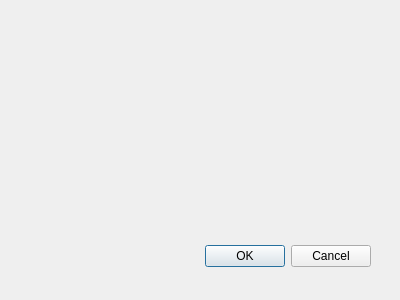
Qt form client/logindialog.ui (gitjip/microtrade) before a commit.
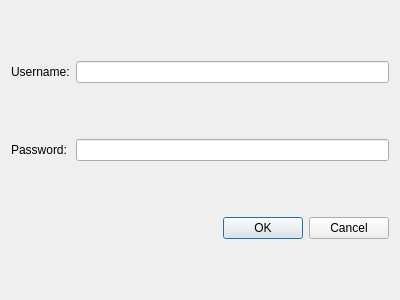
The same form after that commit.

Diff of the .ui file:
```diff
--- a/client/logindialog.ui
+++ b/client/logindialog.ui
@@ -13,15 +13,29 @@
   <property name="windowTitle">
    <string>Dialog</string>
   </property>
+  <layout class="QGridLayout" name="gridLayout">
+   <item row="0" column="0">
+    <widget class="QLabel" name="usernameLabel">
+     <property name="text">
+      <string>Username:</string>
+     </property>
+    </widget>
+   </item>
+   <item row="0" column="1">
+    <widget class="QLineEdit" name="usernameLineEdit"/>
+   </item>
+   <item row="1" column="0">
+    <widget class="QLabel" name="passwordLabel">
+     <property name="text">
+      <string>Password:</string>
+     </property>
+    </widget>
+   </item>
+   <item row="1" column="1">
+    <widget class="QLineEdit" name="passwordLineEdit"/>
+   </item>
+   <item row="2" column="0" colspan="2">
   <widget class="QDialogButtonBox" name="buttonBox">
-   <property name="geometry">
-    <rect>
-     <x>30</x>
-     <y>240</y>
-     <width>341</width>
-     <height>32</height>
-    </rect>
-   </property>
    <property name="orientation">
     <enum>Qt::Orientation::Horizontal</enum>
    </property>
@@ -29,6 +43,8 @@
     <set>QDialogButtonBox::StandardButton::Cancel|QDialogButtonBox::StandardButton::Ok</set>
    </property>
   </widget>
+   </item>
+  </layout>
  </widget>
  <resources/>
  <connections>
```
Lines whose indentation alone changed are shown as unchanged.
